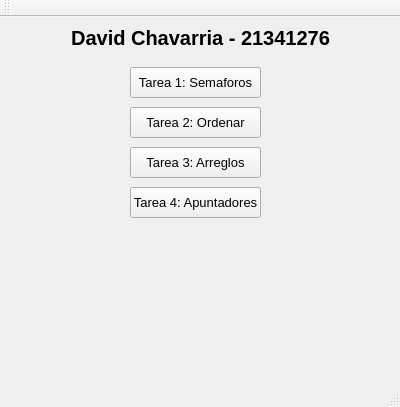
Before: the Qt Designer form mainwindow.ui in wawila/EstructuraDeDatos, drawn with Qt 5.
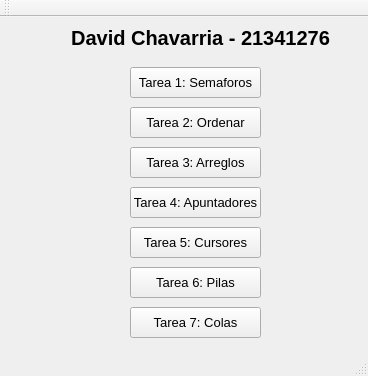
After: the same form once the commit is applied.

Commit message: Tarea 6 y 7

Diff of the .ui file:
```diff
--- a/mainwindow.ui
+++ b/mainwindow.ui
@@ -6,8 +6,8 @@
    <rect>
     <x>0</x>
     <y>0</y>
-    <width>400</width>
-    <height>407</height>
+    <width>368</width>
+    <height>376</height>
    </rect>
   </property>
   <property name="font">
@@ -122,6 +122,60 @@
      <string>Tarea 4: Apuntadores</string>
     </property>
    </widget>
+   <widget class="QPushButton" name="botonCursores">
+    <property name="geometry">
+     <rect>
+      <x>130</x>
+      <y>210</y>
+      <width>131</width>
+      <height>31</height>
+     </rect>
+    </property>
+    <property name="font">
+     <font>
+      <pointsize>10</pointsize>
+     </font>
+    </property>
+    <property name="text">
+     <string>Tarea 5: Cursores</string>
+    </property>
+   </widget>
+   <widget class="QPushButton" name="botonPilas">
+    <property name="geometry">
+     <rect>
+      <x>130</x>
+      <y>250</y>
+      <width>131</width>
+      <height>31</height>
+     </rect>
+    </property>
+    <property name="font">
+     <font>
+      <pointsize>10</pointsize>
+     </font>
+    </property>
+    <property name="text">
+     <string>Tarea 6: Pilas</string>
+    </property>
+   </widget>
+   <widget class="QPushButton" name="botonColas">
+    <property name="geometry">
+     <rect>
+      <x>130</x>
+      <y>290</y>
+      <width>131</width>
+      <height>31</height>
+     </rect>
+    </property>
+    <property name="font">
+     <font>
+      <pointsize>10</pointsize>
+     </font>
+    </property>
+    <property name="text">
+     <string>Tarea 7: Colas</string>
+    </property>
+   </widget>
   </widget>
   <widget class="QMenuBar" name="menuBar">
    <property name="geometry">
```
Left out of the diff: 2 changed lines with no effect on the pictures. The commit also changes 12 other files.
